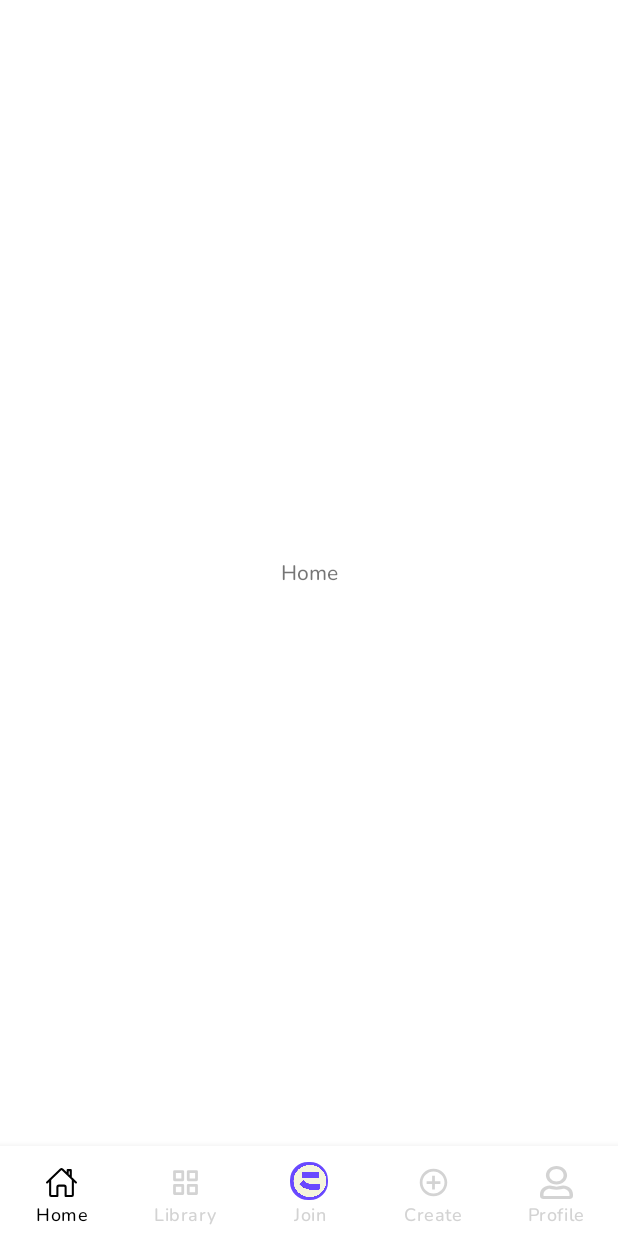
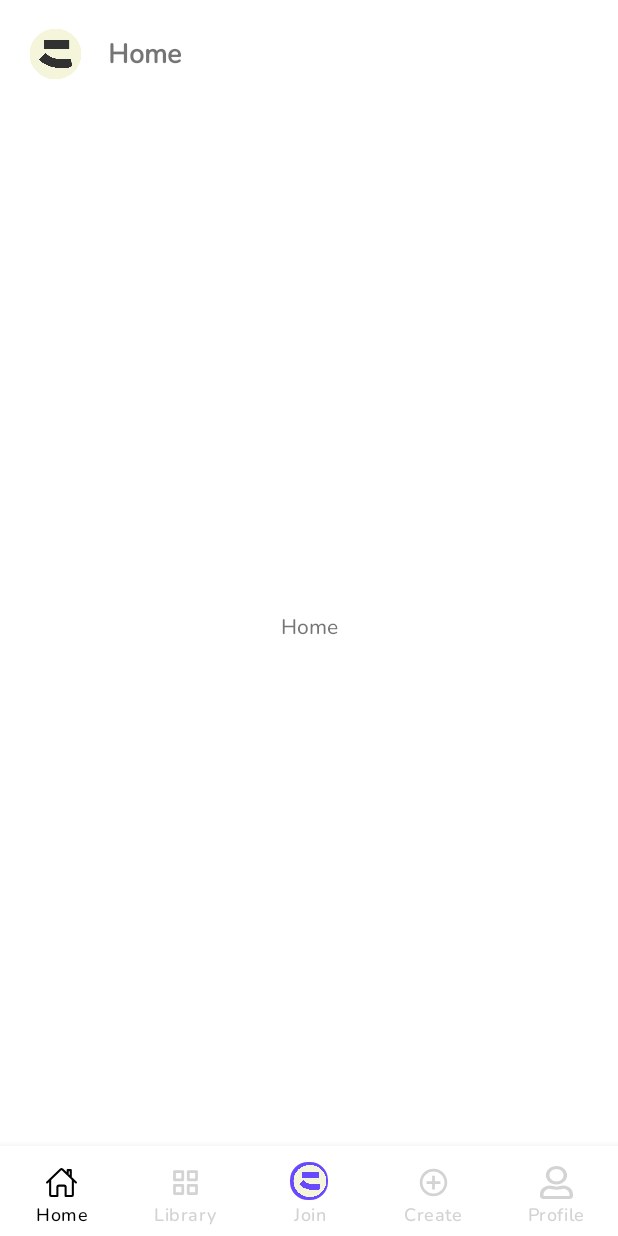
Before and after one commit to huy1235588/QuizMe, an Android app: the screen it shows after launch (MainActivity), on a phone screen of 412 x 824 dp. Run offline under Robolectric (Android 15) with nearby library versions, the phone set to English and light mode, and no system bars.

Commit message:
refactor: update fragment layouts to use RelativeLayout and add header with logo and title

```diff
--- a/app/src/main/res/layout/fragment_home.xml
+++ b/app/src/main/res/layout/fragment_home.xml
@@ -1,15 +1,46 @@
 <?xml version="1.0" encoding="utf-8"?>
-<FrameLayout xmlns:android="http://schemas.android.com/apk/res/android"
+<RelativeLayout xmlns:android="http://schemas.android.com/apk/res/android"
     xmlns:tools="http://schemas.android.com/tools"
     android:layout_width="match_parent"
     android:layout_height="match_parent"
     tools:context=".fragments.HomeFragment">
 
-    <!-- TODO: Update blank fragment layout -->
+    <!-- Header with logo and page title -->
+    <RelativeLayout
+        android:id="@+id/header_layout"
+        android:layout_width="match_parent"
+        android:layout_height="wrap_content"
+        android:padding="16dp">
+
+        <!-- Logo in top left corner -->
+        <ImageView
+            android:id="@+id/iv_logo"
+            android:layout_width="40dp"
+            android:layout_height="40dp"
+            android:layout_alignParentStart="true"
+            android:layout_centerVertical="true"
+            android:src="@drawable/logo_home"
+            android:contentDescription="@string/app_name" />
+
+        <!-- Page title -->
+        <TextView
+            android:id="@+id/tv_page_title"
+            android:layout_width="wrap_content"
+            android:layout_height="wrap_content"
+            android:layout_centerVertical="true"
+            android:layout_marginStart="16dp"
+            android:layout_toEndOf="@id/iv_logo"
+            android:text="@string/home"
+            android:textSize="18sp"
+            android:textStyle="bold" />
+    </RelativeLayout>
+
+    <!-- Main content -->
     <TextView
         android:layout_width="match_parent"
         android:layout_height="match_parent"
+        android:layout_below="@id/header_layout"
         android:gravity="center"
         android:text="@string/home" />
 
-</FrameLayout>
+</RelativeLayout>
```
Also changed, not shown: app/src/main/res/layout/fragment_library.xml (+34 -3 lines), app/src/main/res/layout/fragment_profile.xml (+34 -2 lines).
